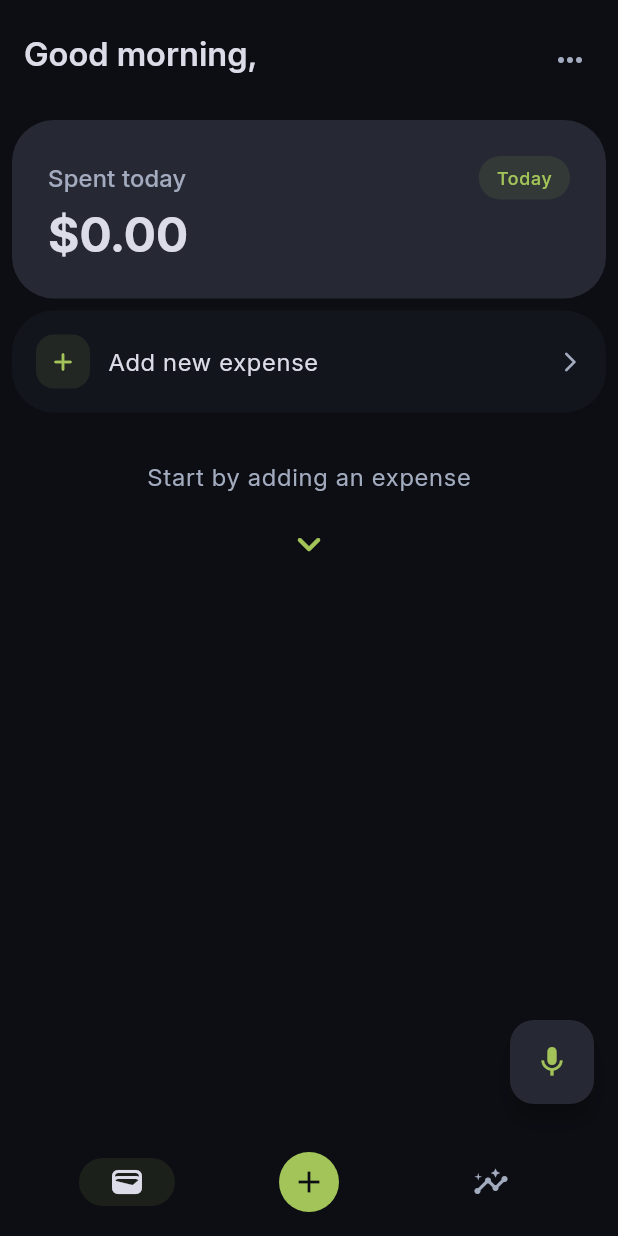
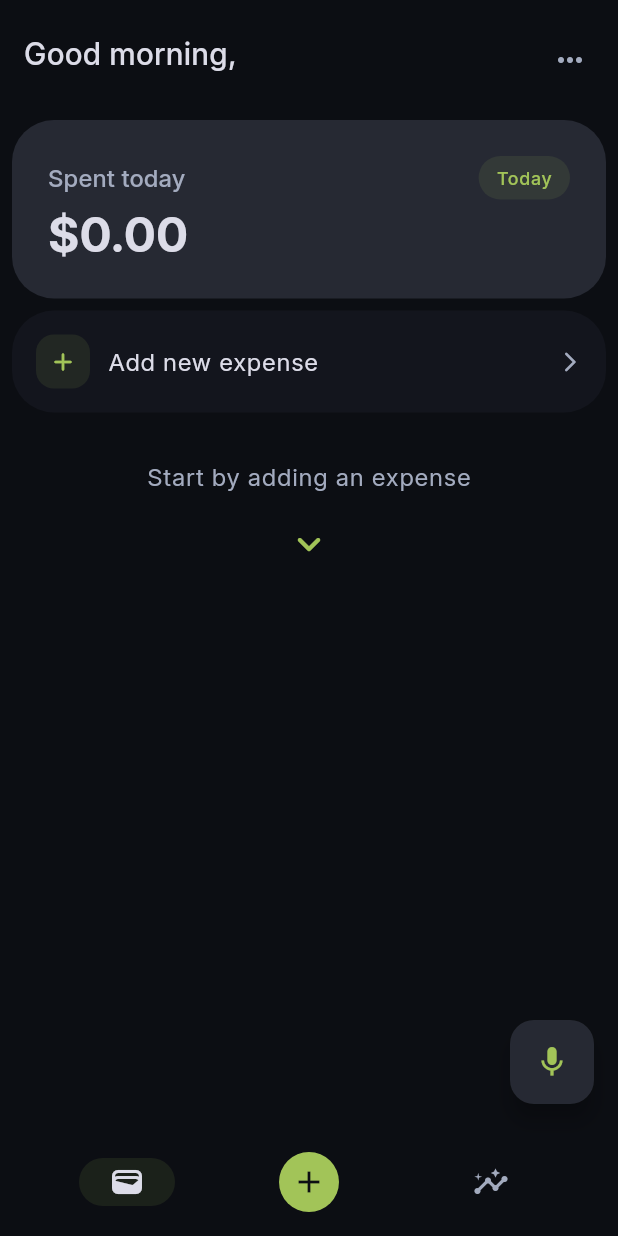
Before and after one commit to 0x6762/kiwi-spending-tracker, a Flutter app: the screen it shows after launch, item 2 of the bottom bar chosen, after a tap on the "keyboard control" icon, on a phone screen of 412 x 824 dp. Run offline on Flutter 3.47's test engine with Material 3 defaults, Android fonts, the phone set to English and light mode, and no system bars; our stand-ins replace fl_chart, flutter_svg, permission_handler, shared_preferences, speech_to_text.

Commit message:
Adjust font style

```diff
--- a/lib/screens/all_expenses_screen.dart
+++ b/lib/screens/all_expenses_screen.dart
@@ -78,7 +78,7 @@ class AllExpensesScreen extends StatelessWidget {
                   padding: const EdgeInsets.fromLTRB(16, 24, 16, 16),
                   child: Text(
                     _formatSectionTitle(entry.key),
-                    style: theme.textTheme.titleMedium?.copyWith(
+                    style: theme.textTheme.titleSmall?.copyWith(
                       color: theme.colorScheme.onSurfaceVariant,
                     ),
                   ),
--- a/lib/screens/insights_screen.dart
+++ b/lib/screens/insights_screen.dart
@@ -116,7 +116,7 @@ class _InsightsScreenState extends State<InsightsScreen> {
               padding: const EdgeInsets.fromLTRB(16, 0, 16, 24),
               child: Text(
                 'Spending by Category',
-                style: theme.textTheme.titleMedium?.copyWith(
+                style: theme.textTheme.titleSmall?.copyWith(
                   color: theme.colorScheme.onSurfaceVariant,
                 ),
               ),
--- a/lib/screens/main_screen.dart
+++ b/lib/screens/main_screen.dart
@@ -191,7 +191,7 @@ class _MainScreenState extends State<MainScreen>
             children: [
               Text(
                 'Recent expenses',
-                style: theme.textTheme.titleMedium?.copyWith(
+                style: theme.textTheme.titleSmall?.copyWith(
                   color: theme.colorScheme.onSurfaceVariant,
                 ),
               ),
--- a/lib/screens/settings_screen.dart
+++ b/lib/screens/settings_screen.dart
@@ -126,7 +126,7 @@ class _SettingsScreenState extends State<SettingsScreen> {
                   // Theme settings
                   Text(
                     'Appearance',
-                    style: theme.textTheme.titleMedium?.copyWith(
+                    style: theme.textTheme.titleSmall?.copyWith(
                       color: theme.colorScheme.primary,
                     ),
                   ),
@@ -150,7 +150,7 @@ class _SettingsScreenState extends State<SettingsScreen> {
                   // User settings
                   Text(
                     'Preferences',
-                    style: theme.textTheme.titleMedium?.copyWith(
+                    style: theme.textTheme.titleSmall?.copyWith(
                       color: theme.colorScheme.primary,
                     ),
                   ),
@@ -208,7 +208,7 @@ class _SettingsScreenState extends State<SettingsScreen> {
                   // Data settings
                   Text(
                     'Data',
-                    style: theme.textTheme.titleMedium?.copyWith(
+                    style: theme.textTheme.titleSmall?.copyWith(
                       color: theme.colorScheme.primary,
                     ),
                   ),
--- a/lib/theme/theme.dart
+++ b/lib/theme/theme.dart
@@ -21,13 +21,13 @@ class AppTheme {
       // Used for section titles and expense amounts
       titleMedium: base.titleMedium?.copyWith(
         fontFamily: 'Inter',
-        fontSize: 16,
+        fontSize: 20,
         height: 1.4,
         fontWeight: FontWeight.w500,
       ),
       titleSmall: base.titleSmall?.copyWith(
         fontFamily: 'Inter',
-        fontSize: 14,
+        fontSize: 16,
         height: 1.4,
         fontWeight: FontWeight.w500,
       ),
--- a/lib/widgets/add_expense_dialog.dart
+++ b/lib/widgets/add_expense_dialog.dart
@@ -334,7 +334,7 @@ class _AddExpenseDialogState extends State<AddExpenseDialog> {
             ),
             title: Text(
               _getDialogTitle(),
-              style: theme.textTheme.titleMedium,
+              style: theme.textTheme.titleSmall,
             ),
           ),
           body: Column(
@@ -587,7 +587,7 @@ class _AddExpenseDialogState extends State<AddExpenseDialog> {
       case 'save':
         return Text(
           'Add',
-          style: theme.textTheme.titleMedium?.copyWith(
+          style: theme.textTheme.titleSmall?.copyWith(
             color: theme.colorScheme.onPrimary,
             fontWeight: FontWeight.w800,
           ),
@@ -595,7 +595,7 @@ class _AddExpenseDialogState extends State<AddExpenseDialog> {
       default:
         return Text(
           text,
-          style: theme.textTheme.titleLarge?.copyWith(
+          style: theme.textTheme.titleSmall?.copyWith(
             color: theme.colorScheme.onSurface,
             fontWeight: FontWeight.w500,
           ),
--- a/lib/widgets/app_bar.dart
+++ b/lib/widgets/app_bar.dart
@@ -42,7 +42,7 @@ class KiwiAppBar extends StatelessWidget implements PreferredSizeWidget {
         padding: const EdgeInsets.only(top: 0),
         child: titleWidget ?? Text(
           title!,
-          style: theme.textTheme.titleLarge?.copyWith(
+          style: theme.textTheme.titleMedium?.copyWith(
             color: theme.colorScheme.onSurface,
           ),
         ),
--- a/lib/widgets/category_statistics.dart
+++ b/lib/widgets/category_statistics.dart
@@ -64,7 +64,7 @@ class CategoryStatistics extends StatelessWidget {
                   children: [
                     Text(
                       '${spending.percentage.toStringAsFixed(1)}%',
-                      style: theme.textTheme.titleMedium?.copyWith(
+                      style: theme.textTheme.titleSmall?.copyWith(
                         color: theme.colorScheme.onSurface,
                         fontWeight: FontWeight.w600,
                       ),
--- a/lib/widgets/expense_list.dart
+++ b/lib/widgets/expense_list.dart
@@ -140,7 +140,7 @@ class _ExpenseListState extends State<ExpenseList> {
                             Expanded(
                               child: Text(
                                 expense.title,
-                                style: theme.textTheme.titleMedium?.copyWith(
+                                style: theme.textTheme.titleSmall?.copyWith(
                                   color: theme.colorScheme.onSurface,
                                 ),
                               ),
@@ -160,7 +160,7 @@ class _ExpenseListState extends State<ExpenseList> {
                   const SizedBox(width: 16),
                   Text(
                     formatCurrency(expense.amount),
-                    style: theme.textTheme.titleMedium?.copyWith(
+                    style: theme.textTheme.titleSmall?.copyWith(
                       color: theme.colorScheme.onSurface,
                     ),
                   ),
--- a/lib/widgets/expense_summary.dart
+++ b/lib/widgets/expense_summary.dart
@@ -98,7 +98,7 @@ class _ExpenseSummaryState extends State<ExpenseSummary> {
                       children: [
                         Text(
                           'Total Spent',
-                          style: theme.textTheme.titleMedium?.copyWith(
+                          style: theme.textTheme.titleSmall?.copyWith(
                             color: theme.colorScheme.onSurfaceVariant,
                           ),
                         ),
@@ -217,7 +217,7 @@ class _SummaryRow extends StatelessWidget {
           ),
           Text(
             formatCurrency(amount),
-            style: theme.textTheme.titleMedium?.copyWith(
+            style: theme.textTheme.titleSmall?.copyWith(
               color: theme.colorScheme.onSurface,
             ),
           ),
--- a/lib/widgets/expense_type_sheet.dart
+++ b/lib/widgets/expense_type_sheet.dart
@@ -96,7 +96,7 @@ class _ExpenseTypeButton extends StatelessWidget {
                   children: [
                     Text(
                       title,
-                      style: theme.textTheme.titleMedium?.copyWith(
+                      style: theme.textTheme.titleSmall?.copyWith(
                         color: theme.colorScheme.onSurface,
                       ),
                     ),
--- a/lib/widgets/today_spending_card.dart
+++ b/lib/widgets/today_spending_card.dart
@@ -54,7 +54,7 @@ class TodaySpendingCard extends StatelessWidget {
               children: [
                 Text(
                   "Spent today",
-                  style: theme.textTheme.titleMedium?.copyWith(
+                  style: theme.textTheme.titleSmall?.copyWith(
                     color: theme.colorScheme.onSurfaceVariant,
                   ),
                 ),
@@ -114,7 +114,7 @@ class TodaySpendingCard extends StatelessWidget {
                       ),
                       Text(
                         formatCurrency(creditCardTotal),
-                        style: theme.textTheme.titleMedium?.copyWith(
+                        style: theme.textTheme.titleSmall?.copyWith(
                           color: theme.colorScheme.onSurface,
                           fontWeight: FontWeight.w500,
                         ),
```
